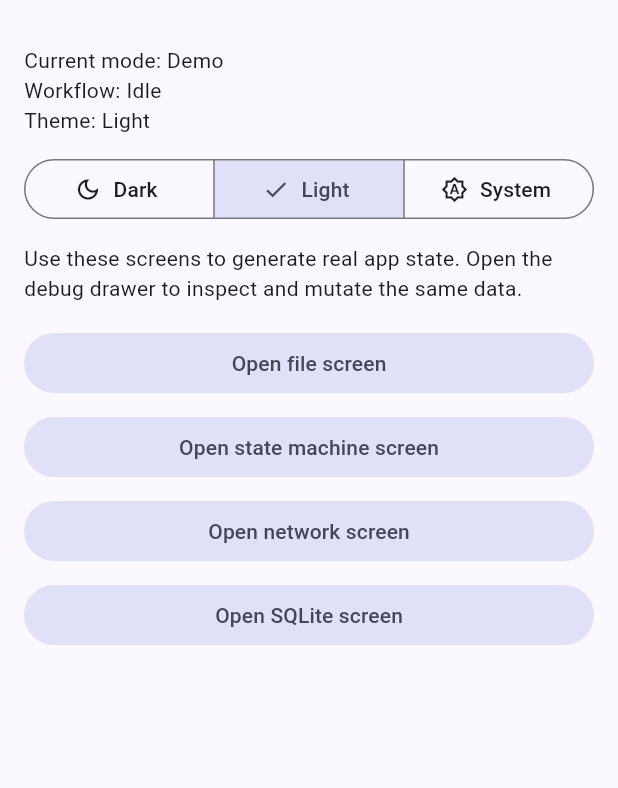
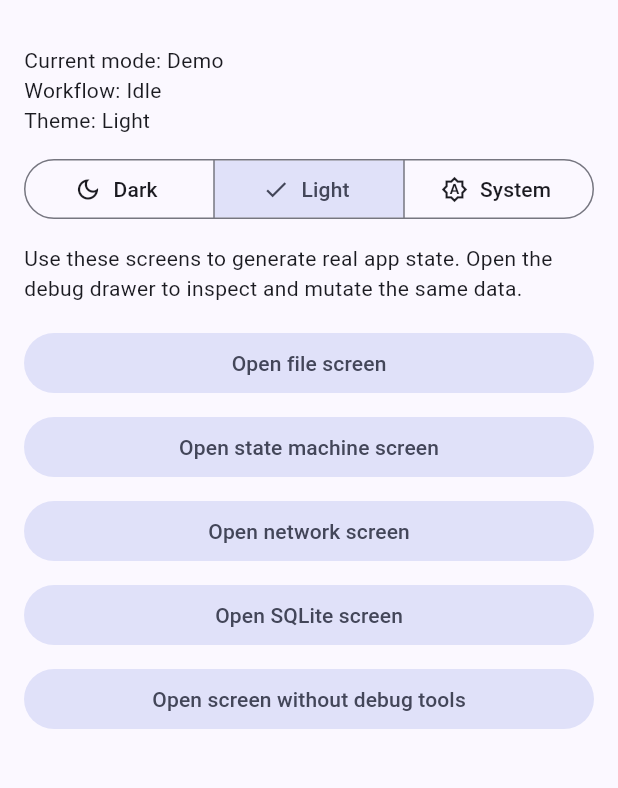
Before and after one commit to ivofernandes/flutter_debugging_tools, a Flutter app: the screen it shows after launch, after a tap on "Light", on a phone screen of 412 x 824 dp, the part 63-851 px from its top. Run offline on Flutter 3.47's test engine with Material 3 defaults, Android fonts, the phone set to English and light mode, and no system bars; our stand-ins replace device_info_plus, flutter_svg, shared_preferences, sqflite, sqflite_common_ffi; missing offline and left inert: multi_asset_player; accounts and stored records are empty.

Commit message:
Excluding screens feature

```diff
--- a/example/lib/main.dart
+++ b/example/lib/main.dart
@@ -326,6 +326,7 @@ class _ExampleAppState extends State<ExampleApp> {
           '/network': (_) => NetworkScreen(controller: _controller),
           '/state': (_) => StateMachineScreen(controller: _controller),
           '/database': (_) => DatabaseScreen(controller: _controller),
+          '/without-debug-tools': (_) => const WithoutDebugToolsScreen(),
         };
 
         return MaterialApp(
@@ -343,6 +344,7 @@ class _ExampleAppState extends State<ExampleApp> {
             navigatorKey: _navigatorKey,
             historyObserver: _historyObserver,
             routes: routes,
+            excludedRoutes: const {'/without-debug-tools'},
             networkClient: _controller.debugHttpClient,
             showNetworkRequestPanel: true,
             showNetworkLogsPanel: true,
@@ -449,7 +451,34 @@ class HomeScreen extends StatelessWidget {
                 _openRoute(context, '/database', 'Open SQLite screen'),
             child: const Text('Open SQLite screen'),
           ),
+          const SizedBox(height: 8),
+          FilledButton.tonal(
+            onPressed: () => _openRoute(
+              context,
+              '/without-debug-tools',
+              'Open screen without debug tools',
+            ),
+            child: const Text('Open screen without debug tools'),
+          ),
         ],
+      ),
+    );
+  }
+}
+
+class WithoutDebugToolsScreen extends StatelessWidget {
+  const WithoutDebugToolsScreen({super.key});
+
+  @override
+  Widget build(BuildContext context) {
+    return Scaffold(
+      appBar: AppBar(title: const Text('Screen without debug tools')),
+      body: const Padding(
+        padding: EdgeInsets.all(16),
+        child: Text(
+          'This named route is listed in DebuggingToolsWrapper.excludedRoutes, '
+          'so the debug button and all debugging overlays are hidden here.',
+        ),
       ),
     );
   }
--- a/lib/src/widgets/debugging_tools_wrapper.dart
+++ b/lib/src/widgets/debugging_tools_wrapper.dart
@@ -79,6 +79,7 @@ class DebuggingToolsWrapper extends StatefulWidget {
     this.showScreenSizeSimulator = true,
     this.extraPanels = const [],
     this.routes = const {},
+    this.excludedRoutes = const {},
     this.historyObserver,
     this.navigatorKey,
     this.navigationDefaultRoutePreferenceKey =
@@ -149,6 +150,12 @@ class DebuggingToolsWrapper extends StatefulWidget {
 
   /// Named routes forwarded to [NavigationPanel].
   final Map<String, WidgetBuilder> routes;
+
+  /// Named routes on which the debugging overlay is not mounted.
+  ///
+  /// This requires [historyObserver] to be registered with the app's
+  /// `Navigator` and passed to this wrapper. Unnamed routes cannot be matched.
+  final Set<String> excludedRoutes;
 
   /// Optional observer forwarded to [NavigationPanel] for live route-stack display.
   final NavigationHistoryObserver? historyObserver;
@@ -236,9 +243,16 @@ class _DebuggingToolsWrapperState extends State<DebuggingToolsWrapper> {
   @override
   void initState() {
     super.initState();
+    widget.historyObserver?.addListener(_handleNavigationChanged);
     if (widget.enabled) {
       _restoreDefaultNavigationRoute();
       _configureAutomaticStoragePanels();
+    }
+  }
+
+  void _handleNavigationChanged() {
+    if (mounted && widget.excludedRoutes.isNotEmpty) {
+      setState(() {});
     }
   }
 
@@ -275,6 +289,10 @@ class _DebuggingToolsWrapperState extends State<DebuggingToolsWrapper> {
   @override
   void didUpdateWidget(covariant DebuggingToolsWrapper oldWidget) {
     super.didUpdateWidget(oldWidget);
+    if (oldWidget.historyObserver != widget.historyObserver) {
+      oldWidget.historyObserver?.removeListener(_handleNavigationChanged);
+      widget.historyObserver?.addListener(_handleNavigationChanged);
+    }
     if (!widget.enabled) {
       _autoFileSystemController?.dispose();
       _autoFileSystemController = null;
@@ -302,6 +320,7 @@ class _DebuggingToolsWrapperState extends State<DebuggingToolsWrapper> {
 
   @override
   void dispose() {
+    widget.historyObserver?.removeListener(_handleNavigationChanged);
     _autoFileSystemController?.dispose();
     _closeAutoSqliteDatabase();
     _screenSizeController.dispose();
@@ -526,7 +545,10 @@ class _DebuggingToolsWrapperState extends State<DebuggingToolsWrapper> {
 
   @override
   Widget build(BuildContext context) {
-    if (!widget.enabled) {
+    final currentRouteName = widget.historyObserver?.history.lastOrNull
+        ?.settings
+        .name;
+    if (!widget.enabled || widget.excludedRoutes.contains(currentRouteName)) {
       return widget.child ?? const SizedBox.shrink();
     }
 
```
Also changed, not shown: 2 other files.
